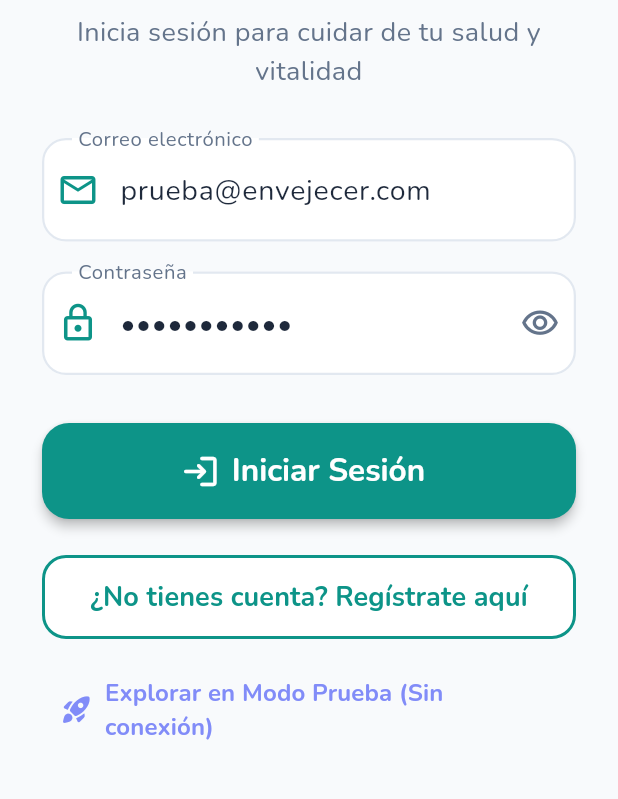
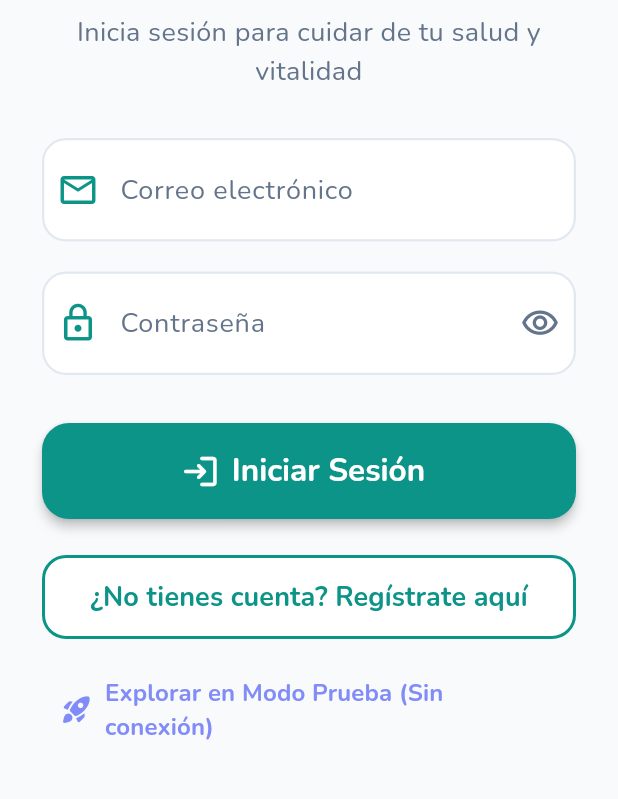
Before and after one commit to SantiCasas21/EnvejecerConBienestar_Flutter, a Flutter app: the screen it shows after launch, on a phone screen of 412 x 824 dp, the part 360-1159 px from its top. Run offline on Flutter 3.47's test engine with Material 3 defaults, Android fonts, the phone set to English and light mode, and no system bars; our stand-ins replace dio, flutter_contacts, flutter_local_notifications, flutter_riverpod, flutter_secure_storage, freezed_annotation and 8 more; generated files the repository leaves out were written again.

Commit message:
fix(auth): limpiar credenciales precargadas en pantalla de login

```diff
--- a/app/lib/features/auth/presentation/screens/login_screen.dart
+++ b/app/lib/features/auth/presentation/screens/login_screen.dart
@@ -14,8 +14,8 @@ class LoginScreen extends ConsumerStatefulWidget {
 
 class _LoginScreenState extends ConsumerState<LoginScreen> {
   final _formKey = GlobalKey<FormState>();
-  final _emailController = TextEditingController(text: 'prueba@envejecer.com');
-  final _passwordController = TextEditingController(text: 'password123');
+  final _emailController = TextEditingController();
+  final _passwordController = TextEditingController();
   bool _obscurePassword = true;
 
   @override
```
